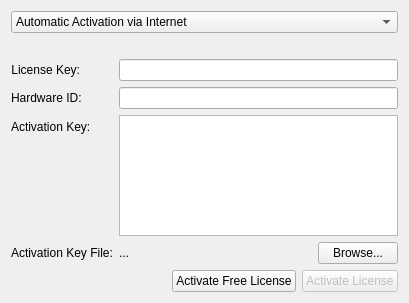
First picture: the form in client/src/ui/widgets/settings/license_widget.ui, repository networkoptix/nx_open, before the edit.
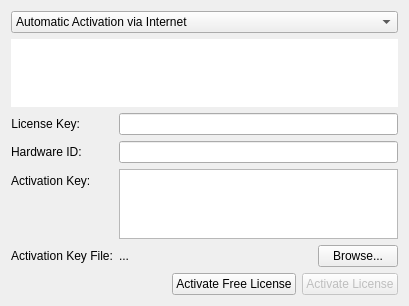
Second picture: the form after the edit.

```diff
--- a/client/src/ui/widgets/settings/license_widget.ui
+++ b/client/src/ui/widgets/settings/license_widget.ui
@@ -7,7 +7,7 @@
     <x>0</x>
     <y>0</y>
     <width>409</width>
-    <height>303</height>
+    <height>287</height>
    </rect>
   </property>
   <layout class="QVBoxLayout" name="verticalLayout_2">
@@ -29,11 +29,23 @@
     </widget>
    </item>
    <item>
-    <widget class="QLabel" name="manualActivationInfoLabel">
-     <property name="wordWrap">
-      <bool>true</bool>
+    <widget class="QTextEdit" name="manualActivationTextEdit">
+     <property name="frameShape">
+      <enum>QFrame::NoFrame</enum>
      </property>
-     <property name="openExternalLinks">
+     <property name="frameShadow">
+      <enum>QFrame::Plain</enum>
+     </property>
+     <property name="lineWidth">
+      <number>0</number>
+     </property>
+     <property name="verticalScrollBarPolicy">
+      <enum>Qt::ScrollBarAlwaysOff</enum>
+     </property>
+     <property name="horizontalScrollBarPolicy">
+      <enum>Qt::ScrollBarAlwaysOff</enum>
+     </property>
+     <property name="readOnly">
       <bool>true</bool>
      </property>
     </widget>
```
Left out of the diff: 3 changed lines with no effect on the pictures.
